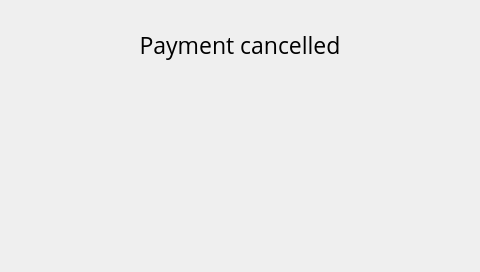
Above: xbterminal/gui/ui.ui from alexykot/xbterminal-firmware before the change. Below: the same form after it.
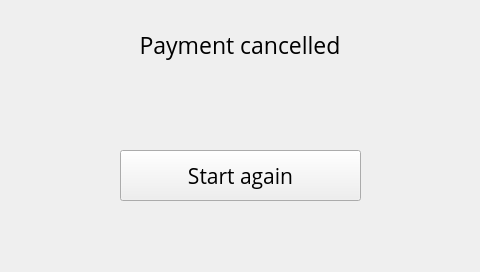
That is the form after the change. The open tabs and pages were chosen to show the change.

Commit message: Add 'start again' button to pay_cancel screen

```diff
--- a/xbterminal/gui/ui.ui
+++ b/xbterminal/gui/ui.ui
@@ -1343,6 +1343,25 @@
       <set>Qt::AlignCenter</set>
      </property>
     </widget>
+    <widget class="QPushButton" name="pcancel_goback_btn">
+     <property name="geometry">
+      <rect>
+       <x>120</x>
+       <y>150</y>
+       <width>241</width>
+       <height>51</height>
+      </rect>
+     </property>
+     <property name="font">
+      <font>
+       <family>Open Sans</family>
+       <pointsize>16</pointsize>
+      </font>
+     </property>
+     <property name="text">
+      <string>Start again</string>
+     </property>
+    </widget>
    </widget>
    <widget class="QWidget" name="withdraw_select_scrn">
     <widget class="QPushButton" name="wselect_fiat_btn">
```
The commit also changes 3 other files.
